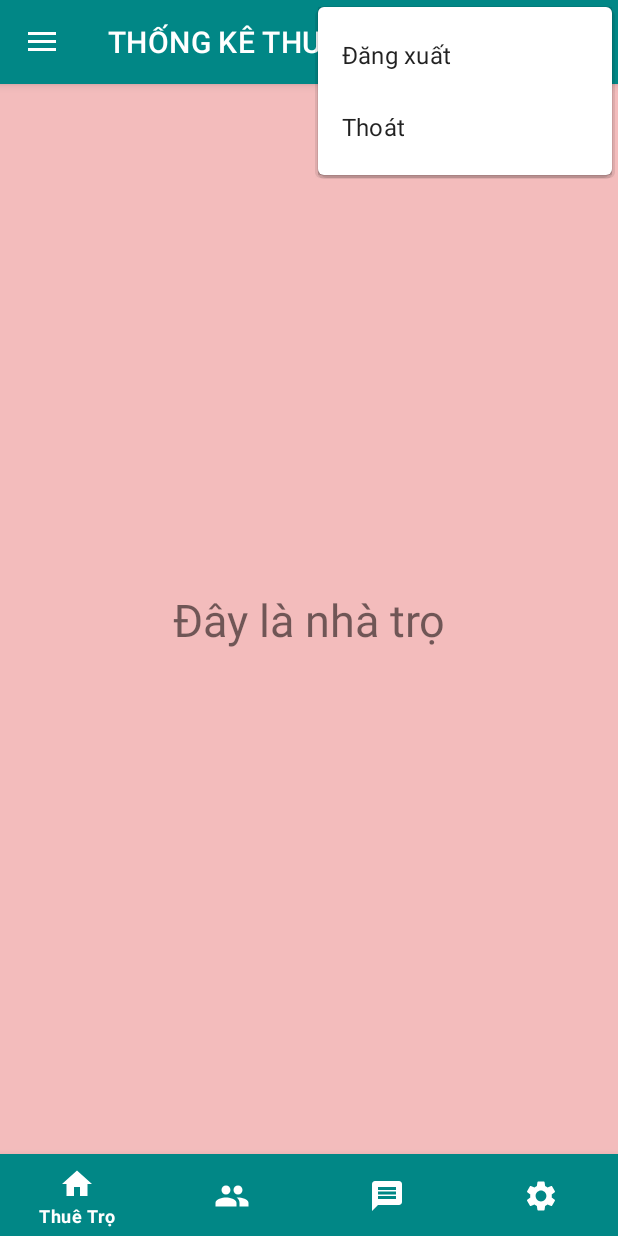
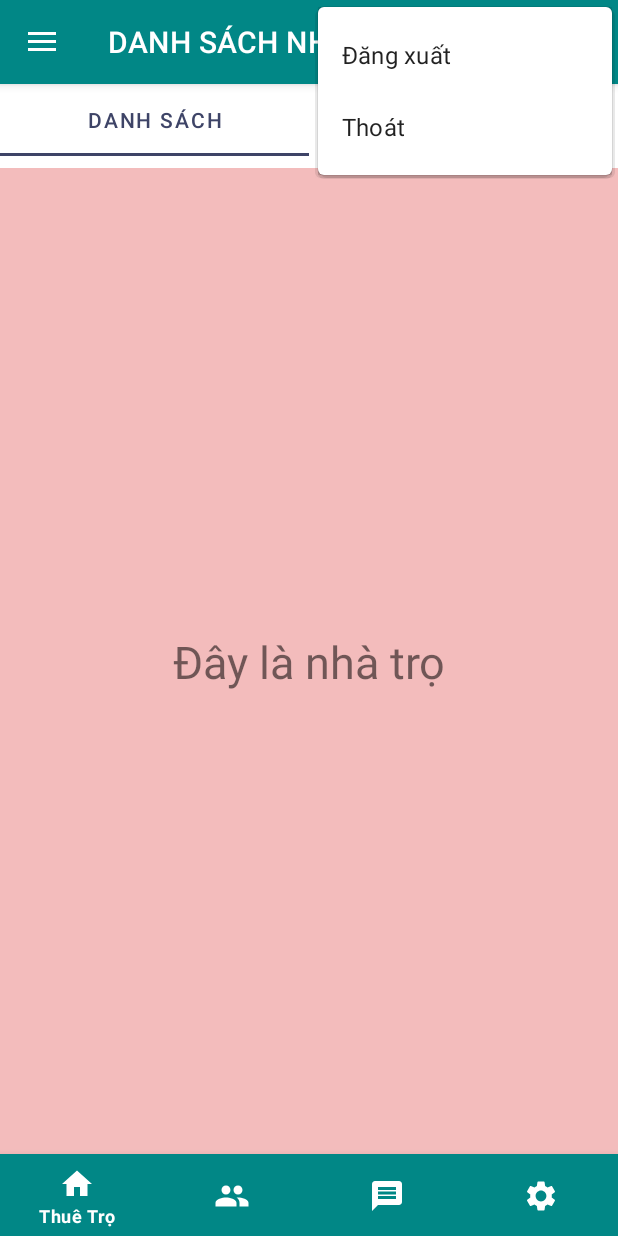
Before and after one commit to Lengochuy1302/DuAnTimKiemPhongTro, an Android app: the NhaTro_Fragment screen opened directly, with no data from a screen before it, with the options menu open, on a phone screen of 412 x 824 dp. Run offline under Robolectric (Android 15) with nearby library versions, the phone set to English and light mode, and no system bars; our stand-ins replace Firebase (no records; nobody signed in at launch, a user with empty details on screens opened directly), Picasso.

Commit message:
thêm chức năng map và viewpager

```diff
--- a/app/build.gradle
+++ b/app/build.gradle
@@ -45,6 +45,7 @@ dependencies {
     implementation platform('com.google.firebase:firebase-bom:28.4.2')
     implementation 'com.google.firebase:firebase-storage:20.0.0'
     implementation 'androidx.legacy:legacy-support-v4:1.0.0'
+    implementation 'com.google.android.gms:play-services-maps:18.0.0'
     testImplementation 'junit:junit:4.+'
     androidTestImplementation 'androidx.test.ext:junit:1.1.3'
     androidTestImplementation 'androidx.test.espresso:espresso-core:3.4.0'
@@ -56,6 +57,5 @@ dependencies {
     implementation 'com.android.support:design:29.1.0'
     implementation 'com.squareup.picasso:picasso:2.71828'
 
-
 }
 apply plugin: 'com.google.gms.google-services'
--- a/app/src/main/java/com/example/duanaeth/FragmentLayout/NhaTro_Fragment.java
+++ b/app/src/main/java/com/example/duanaeth/FragmentLayout/NhaTro_Fragment.java
@@ -1,66 +1,64 @@
 package com.example.duanaeth.FragmentLayout;
 
 import android.os.Bundle;
-
-import androidx.fragment.app.Fragment;
-
 import android.view.LayoutInflater;
 import android.view.View;
 import android.view.ViewGroup;
 
+import androidx.fragment.app.Fragment;
+import androidx.viewpager.widget.ViewPager;
+
 import com.example.duanaeth.R;
+import com.google.android.material.tabs.TabLayout;
 
-/**
- * A simple {@link Fragment} subclass.
- * Use the {@link NhaTro_Fragment#newInstance} factory method to
- * create an instance of this fragment.
- */
+
 public class NhaTro_Fragment extends Fragment {
 
-    // TODO: Rename parameter arguments, choose names that match
-    // the fragment initialization parameters, e.g. ARG_ITEM_NUMBER
-    private static final String ARG_PARAM1 = "param1";
-    private static final String ARG_PARAM2 = "param2";
+    private ViewPager viewPager;
+     private   TabLayout tabLayout;
+    View view;
+    public NhaTro_Fragment() {
 
-    // TODO: Rename and change types of parameters
-    private String mParam1;
-    private String mParam2;
-
-    public NhaTro_Fragment() {
-        // Required empty public constructor
-    }
-
-    /**
-     * Use this factory method to create a new instance of
-     * this fragment using the provided parameters.
-     *
-     * @param param1 Parameter 1.
-     * @param param2 Parameter 2.
-     * @return A new instance of fragment NhaTro_Fragment.
-     */
-    // TODO: Rename and change types and number of parameters
-    public static NhaTro_Fragment newInstance(String param1, String param2) {
-        NhaTro_Fragment fragment = new NhaTro_Fragment();
-        Bundle args = new Bundle();
-        args.putString(ARG_PARAM1, param1);
-        args.putString(ARG_PARAM2, param2);
-        fragment.setArguments(args);
-        return fragment;
     }
 
     @Override
     public void onCreate(Bundle savedInstanceState) {
         super.onCreate(savedInstanceState);
-        if (getArguments() != null) {
-            mParam1 = getArguments().getString(ARG_PARAM1);
-            mParam2 = getArguments().getString(ARG_PARAM2);
-        }
     }
-
     @Override
     public View onCreateView(LayoutInflater inflater, ViewGroup container,
                              Bundle savedInstanceState) {
-        // Inflate the layout for this fragment
-        return inflater.inflate(R.layout.fragment_nha_tro_, container, false);
+        view=inflater.inflate(R.layout.fragment_viewpager_nha_tro, container, false);
+        viewPager=view.findViewById(R.id.viewpager_khoanthu);
+        tabLayout=view.findViewById(R.id.tablayout_khoanthu);
+
+        tabLayout.addTab(tabLayout.newTab().setText("Danh sách"));
+        tabLayout.addTab(tabLayout.newTab().setText("Bản đồ"));
+
+        NhaTro_viewPagerAdapter adapter = new NhaTro_viewPagerAdapter(getActivity().getSupportFragmentManager());
+        viewPager.setAdapter(adapter);
+
+        viewPager.addOnPageChangeListener(new TabLayout.TabLayoutOnPageChangeListener(tabLayout));
+
+//        tabLayout.getTabAt(0).setIcon(R.drawable.cash);
+//        tabLayout.getTabAt(1).setIcon(R.drawable.money);
+
+        tabLayout.addOnTabSelectedListener(new TabLayout.OnTabSelectedListener() {
+            @Override
+            public void onTabSelected(TabLayout.Tab tab) {
+                viewPager.setCurrentItem(tab.getPosition());
+            }
+
+            @Override
+            public void onTabUnselected(TabLayout.Tab tab) {
+            }
+            @Override
+            public void onTabReselected(TabLayout.Tab tab) {
+            }
+        });
+
+        return view;
     }
+
+
 }
--- /dev/null
+++ b/app/src/main/java/com/example/duanaeth/FragmentLayout/NhaTro_viewPagerAdapter.java
@@ -0,0 +1,38 @@
+package com.example.duanaeth.FragmentLayout;
+
+import androidx.annotation.NonNull;
+import androidx.fragment.app.Fragment;
+import androidx.fragment.app.FragmentManager;
+import androidx.fragment.app.FragmentStatePagerAdapter;
+
+import com.example.duanaeth.Tab_MapsFragment;
+
+
+public class NhaTro_viewPagerAdapter extends FragmentStatePagerAdapter {
+    int numberTab = 2;
+
+
+    public NhaTro_viewPagerAdapter(@NonNull FragmentManager fm) {
+        super(fm);
+    }
+
+    @NonNull
+    @Override
+    public Fragment getItem(int position) {
+        switch (position) {
+            case 0:
+                Tab_NhaTro_Fragment tab_khoanThu_fragment = new Tab_NhaTro_Fragment();
+                return tab_khoanThu_fragment;
+            case 1:
+                Tab_MapsFragment tab_loaiThu_fragment = new Tab_MapsFragment();
+                return tab_loaiThu_fragment;
+        }
+        return null;
+    }
+
+    @Override
+    public int getCount() {
+        return numberTab;
+    }
+
+}
--- /dev/null
+++ b/app/src/main/java/com/example/duanaeth/FragmentLayout/Tab_NhaTro_Fragment.java
@@ -0,0 +1,66 @@
+package com.example.duanaeth.FragmentLayout;
+
+import android.os.Bundle;
+
+import androidx.fragment.app.Fragment;
+
+import android.view.LayoutInflater;
+import android.view.View;
+import android.view.ViewGroup;
+
+import com.example.duanaeth.R;
+
+/**
+ * A simple {@link Fragment} subclass.
+ * Use the {@link Tab_NhaTro_Fragment#newInstance} factory method to
+ * create an instance of this fragment.
+ */
+public class Tab_NhaTro_Fragment extends Fragment {
+
+    // TODO: Rename parameter arguments, choose names that match
+    // the fragment initialization parameters, e.g. ARG_ITEM_NUMBER
+    private static final String ARG_PARAM1 = "param1";
+    private static final String ARG_PARAM2 = "param2";
+
+    // TODO: Rename and change types of parameters
+    private String mParam1;
+    private String mParam2;
+
+    public Tab_NhaTro_Fragment() {
+        // Required empty public constructor
+    }
+
+    /**
+     * Use this factory method to create a new instance of
+     * this fragment using the provided parameters.
+     *
+     * @param param1 Parameter 1.
+     * @param param2 Parameter 2.
+     * @return A new instance of fragment NhaTro_Fragment.
+     */
+    // TODO: Rename and change types and number of parameters
+    public static Tab_NhaTro_Fragment newInstance(String param1, String param2) {
+        Tab_NhaTro_Fragment fragment = new Tab_NhaTro_Fragment();
+        Bundle args = new Bundle();
+        args.putString(ARG_PARAM1, param1);
+        args.putString(ARG_PARAM2, param2);
+        fragment.setArguments(args);
+        return fragment;
+    }
+
+    @Override
+    public void onCreate(Bundle savedInstanceState) {
+        super.onCreate(savedInstanceState);
+        if (getArguments() != null) {
+            mParam1 = getArguments().getString(ARG_PARAM1);
+            mParam2 = getArguments().getString(ARG_PARAM2);
+        }
+    }
+
+    @Override
+    public View onCreateView(LayoutInflater inflater, ViewGroup container,
+                             Bundle savedInstanceState) {
+        // Inflate the layout for this fragment
+        return inflater.inflate(R.layout.fragment_nha_tro_tab, container, false);
+    }
+}
--- /dev/null
+++ b/app/src/main/java/com/example/duanaeth/Tab_MapsFragment.java
@@ -0,0 +1,57 @@
+package com.example.duanaeth;
+
+import androidx.annotation.NonNull;
+import androidx.annotation.Nullable;
+import androidx.fragment.app.Fragment;
+
+import android.os.Bundle;
+import android.view.LayoutInflater;
+import android.view.View;
+import android.view.ViewGroup;
+
+import com.google.android.gms.maps.CameraUpdateFactory;
+import com.google.android.gms.maps.GoogleMap;
+import com.google.android.gms.maps.OnMapReadyCallback;
+import com.google.android.gms.maps.SupportMapFragment;
+import com.google.android.gms.maps.model.LatLng;
+import com.google.android.gms.maps.model.MarkerOptions;
+
+public class Tab_MapsFragment extends Fragment {
+
+    private OnMapReadyCallback callback = new OnMapReadyCallback() {
+
+        /**
+         * Manipulates the map once available.
+         * This callback is triggered when the map is ready to be used.
+         * This is where we can add markers or lines, add listeners or move the camera.
+         * In this case, we just add a marker near Sydney, Australia.
+         * If Google Play services is not installed on the device, the user will be prompted to
+         * install it inside the SupportMapFragment. This method will only be triggered once the
+         * user has installed Google Play services and returned to the app.
+         */
+        @Override
+        public void onMapReady(GoogleMap googleMap) {
+            LatLng sydney = new LatLng(21.030653, 	105.847130);
+            googleMap.addMarker(new MarkerOptions().position(sydney).title("Nhà trọ AETH HOUSE"));
+            googleMap.moveCamera(CameraUpdateFactory.newLatLng(sydney));
+        }
+    };
+
+    @Nullable
+    @Override
+    public View onCreateView(@NonNull LayoutInflater inflater,
+                             @Nullable ViewGroup container,
+                             @Nullable Bundle savedInstanceState) {
+        return inflater.inflate(R.layout.fragment_tab__maps, container, false);
+    }
+
+    @Override
+    public void onViewCreated(@NonNull View view, @Nullable Bundle savedInstanceState) {
+        super.onViewCreated(view, savedInstanceState);
+        SupportMapFragment mapFragment =
+                (SupportMapFragment) getChildFragmentManager().findFragmentById(R.id.map);
+        if (mapFragment != null) {
+            mapFragment.getMapAsync(callback);
+        }
+    }
+}
--- a/app/src/main/java/com/example/duanaeth/TrangChu.java
+++ b/app/src/main/java/com/example/duanaeth/TrangChu.java
@@ -24,6 +24,7 @@ import android.widget.Toast;
 
 import com.example.duanaeth.FirebaseAdapter.Device;
 import com.example.duanaeth.FragmentLayout.NhaTro_Fragment;
+import com.example.duanaeth.FragmentLayout.Tab_NhaTro_Fragment;
 import com.example.duanaeth.FragmentLayout.NhanTin_Fragment;
 import com.example.duanaeth.FragmentLayout.PhongGhep_Fragment;
 import com.example.duanaeth.FragmentLayout.Setting_Fragment;
@@ -75,7 +76,7 @@ public class TrangChu extends AppCompatActivity implements NavigationView.OnNavi
 
         replaceFragment(new NhaTro_Fragment());
         navigationView.setCheckedItem(R.id.thongke);
-        setTitle("THỐNG KÊ THU CHI");
+        setTitle("DANH SÁCH NHÀ TRỌ");
         bottomNavigationView.getMenu().findItem(R.id.btnthongke).setChecked(true);
 
     }
--- a/app/src/main/res/layout/fragment_nha_tro_.xml
+++ b/app/src/main/res/layout/fragment_nha_tro_tab.xml
@@ -5,7 +5,7 @@
     android:layout_width="match_parent"
     android:layout_height="match_parent"
 
-    tools:context=".FragmentLayout.NhaTro_Fragment">
+    tools:context=".FragmentLayout.Tab_NhaTro_Fragment">
 
     <!-- TODO: Update blank fragment layout -->
     <androidx.constraintlayout.widget.ConstraintLayout
--- /dev/null
+++ b/app/src/main/res/layout/fragment_viewpager_nha_tro.xml
@@ -0,0 +1,33 @@
+<?xml version="1.0" encoding="utf-8"?>
+<FrameLayout xmlns:android="http://schemas.android.com/apk/res/android"
+    xmlns:tools="http://schemas.android.com/tools"
+    xmlns:app="http://schemas.android.com/apk/res-auto"
+    android:layout_width="match_parent"
+    android:layout_height="match_parent"
+    android:background="#FDFDFD"
+   >
+
+    <!-- TODO: Update blank fragment layout -->
+    <LinearLayout
+        android:layout_width="match_parent"
+        android:orientation="vertical"
+        android:layout_height="match_parent">
+        <com.google.android.material.tabs.TabLayout
+            android:layout_width="match_parent"
+            android:layout_height="wrap_content"
+            android:id="@+id/tablayout_khoanthu"
+            android:background="#DCFFFFFF"
+            app:tabTextColor="#3E4467"
+            app:tabIndicatorColor="#3E4467"
+            android:minHeight="?attr/actionBarSize"
+            android:theme="@style/ThemeOverlay.AppCompat.Dark.ActionBar">
+
+        </com.google.android.material.tabs.TabLayout>
+
+        <androidx.viewpager.widget.ViewPager
+            android:layout_width="match_parent"
+            android:layout_height="fill_parent"
+            android:id="@+id/viewpager_khoanthu">
+        </androidx.viewpager.widget.ViewPager>
+    </LinearLayout>
+</FrameLayout>
--- a/build.gradle
+++ b/build.gradle
@@ -7,7 +7,6 @@ buildscript {
     dependencies {
         classpath 'com.android.tools.build:gradle:4.2.2'
         classpath 'com.google.gms:google-services:4.3.5'
-
         // NOTE: Do not place your application dependencies here; they belong
         // in the individual module build.gradle files
     }
```
Also changed, not shown: app/src/debug/res/values/google_maps_api.xml (added, +24 -0 lines), app/src/main/AndroidManifest.xml (+32 -6 lines), app/src/main/res/layout/fragment_tab__maps.xml (added, +8 -0 lines), 1 other file.
